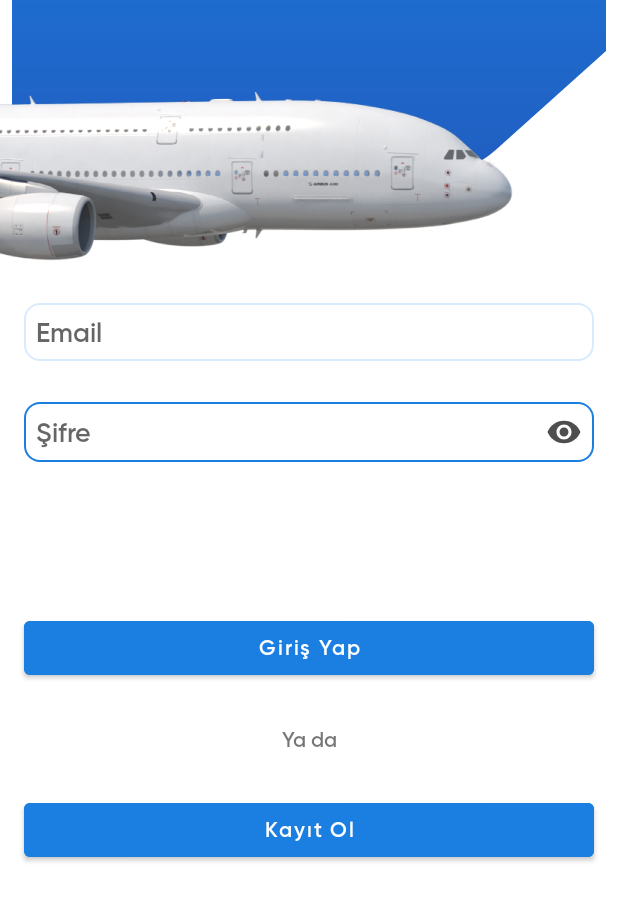
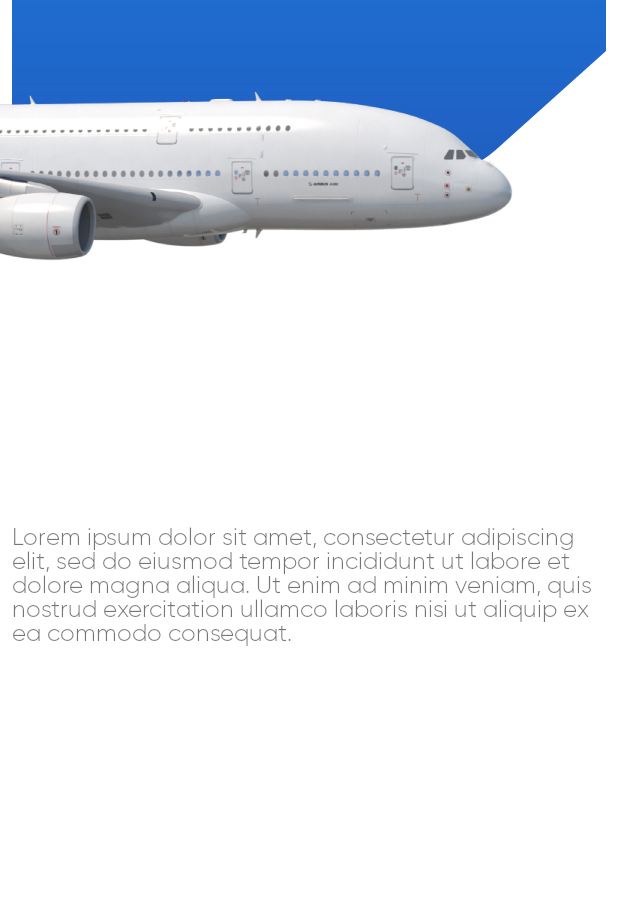
Before and after one commit to vindicta43/FlightappDemo, an Android app: the screen it shows after launch (MainActivity), on a phone screen of 412 x 824 dp, the part 244-1166 px from its top. Run offline under Robolectric (Android 15) with nearby library versions, the phone set to English and light mode, and no system bars; our stand-ins replace Firebase (no records; nobody signed in at launch, a user with empty details on screens opened directly).

Commit message:
tutorial viewpager added. Flights screen design started

```diff
--- a/app/build.gradle
+++ b/app/build.gradle
@@ -43,6 +43,8 @@ dependencies {
     implementation 'com.google.android.material:material:1.4.0'
     implementation 'androidx.constraintlayout:constraintlayout:2.0.4'
     implementation 'com.google.firebase:firebase-auth:21.0.1'
+    implementation 'androidx.legacy:legacy-support-v4:1.0.0'
+    implementation 'androidx.fragment:fragment-ktx:1.2.5'
     testImplementation 'junit:junit:4.+'
     androidTestImplementation 'androidx.test.ext:junit:1.1.3'
     androidTestImplementation 'androidx.test.espresso:espresso-core:3.4.0'
--- a/app/src/main/AndroidManifest.xml
+++ b/app/src/main/AndroidManifest.xml
@@ -9,7 +9,8 @@
         android:roundIcon="@mipmap/ic_launcher_round"
         android:supportsRtl="true"
         android:theme="@style/Theme.FlightappDemo">
-        <activity android:name=".MainPage"></activity>
+        <activity android:name=".LoginPage"></activity>
+        <activity android:name=".MainPage" />
         <activity android:name=".RegisterPage" />
         <activity android:name=".MainActivity">
             <intent-filter>
--- a/app/src/main/java/com/example/flightappdemo/MainActivity.kt
+++ b/app/src/main/java/com/example/flightappdemo/MainActivity.kt
@@ -1,59 +1,63 @@
 package com.example.flightappdemo
 
 import android.content.Intent
-import androidx.appcompat.app.AppCompatActivity
 import android.os.Bundle
-import android.util.Log
-import android.widget.Button
-import android.widget.EditText
-import android.widget.Toast
+import android.view.View
+import androidx.fragment.app.Fragment
+import androidx.fragment.app.FragmentActivity
+import androidx.fragment.app.FragmentManager
+import androidx.fragment.app.FragmentPagerAdapter
+import androidx.viewpager.widget.ViewPager
+import com.example.flightappdemo.tutorialpages.FirstFragment
+import com.example.flightappdemo.tutorialpages.SecondFragment
+import com.example.flightappdemo.tutorialpages.ThirdFragment
 import com.google.firebase.auth.FirebaseAuth
 import com.google.firebase.auth.ktx.auth
-import com.google.firebase.database.ktx.database
+import com.google.firebase.firestore.FirebaseFirestore
+import com.google.firebase.firestore.ktx.firestore
 import com.google.firebase.ktx.Firebase
 
-class MainActivity : AppCompatActivity() {
-    private lateinit var auth: FirebaseAuth
 
+class MainActivity : FragmentActivity() {
     override fun onCreate(savedInstanceState: Bundle?) {
         super.onCreate(savedInstanceState)
         setContentView(R.layout.activity_main)
+        val pager = findViewById<View>(R.id.viewPager) as ViewPager
+        pager.adapter = MyPagerAdapter(supportFragmentManager)
 
-        auth = Firebase.auth
-
-        val btnRegister = findViewById<Button>(R.id.btnRegister)
-        btnRegister.setOnClickListener {
-            val intent = Intent(this, RegisterPage::class.java)
-            startActivity(intent)
+        // filling flights collection
+        var auth: FirebaseAuth = Firebase.auth
+        var dbRef: FirebaseFirestore = Firebase.firestore
+        for (i in 0..15) {
         }
 
-        val email = findViewById<EditText>(R.id.etLoginMail)
-        val password = findViewById<EditText>(R.id.etLoginPasswd)
-        val btnLogin = findViewById<Button>(R.id.btnLogin)
-        btnLogin.setOnClickListener {
-            if (email.text.isNullOrBlank() && password.text.isNullOrBlank()) {
-                Toast.makeText(this, "Email and password must be filled.", Toast.LENGTH_SHORT)
-                    .show()
-            } else {
-                auth.signInWithEmailAndPassword(email.text.toString(), password.text.toString())
-                    .addOnCompleteListener(this) { task ->
-                        if (task.isSuccessful) {
-                            // Sign in success, update UI with the signed-in user's information
-                            Log.d("TAG", "signInWithEmail:success")
-                            Toast.makeText(this, "Login succeed.", Toast.LENGTH_LONG).show()
+        // single use tutorial page
+        val preferences = getSharedPreferences("PREFERENCE", MODE_PRIVATE)
+        val firstTime = preferences.getString("FirstTime", "")
 
-                            val intent = Intent(this, MainPage::class.java)
-                            startActivity(intent)
-                        } else {
-                            // If sign in fails, display a message to the user.
-                            Log.w("TAG", "signInWithEmail:failure", task.exception)
-                            Toast.makeText(
-                                baseContext, "${task.exception?.message}",
-                                Toast.LENGTH_LONG
-                            ).show()
-                        }
-                    }
+        if (firstTime.equals("true")) {
+            val intent = Intent(this, LoginPage::class.java)
+            startActivity(intent)
+        } else {
+            val editor = preferences.edit()
+            editor.putString("FirstTime", "true")
+            editor.apply()
+        }
+    }
+
+    private inner class MyPagerAdapter(fm: FragmentManager?) :
+        FragmentPagerAdapter(fm!!) {
+        override fun getItem(pos: Int): Fragment {
+            return when (pos) {
+                0 -> FirstFragment()
+                1 -> SecondFragment()
+                2 -> ThirdFragment()
+                else -> ThirdFragment()
             }
+        }
+
+        override fun getCount(): Int {
+            return 3
         }
     }
 }
--- /dev/null
+++ b/app/src/main/java/com/example/flightappdemo/models/ModelFlight.kt
@@ -0,0 +1,4 @@
+package com.example.flightappdemo.models
+
+class ModelFlight {
+}
--- /dev/null
+++ b/app/src/main/java/com/example/flightappdemo/tutorialpages/FirstFragment.kt
@@ -0,0 +1,19 @@
+package com.example.flightappdemo.tutorialpages
+
+import android.os.Bundle
+import android.view.LayoutInflater
+import android.view.View
+import android.view.ViewGroup
+import androidx.fragment.app.Fragment
+import com.example.flightappdemo.R
+
+
+class FirstFragment : Fragment() {
+    override fun onCreateView(
+        inflater: LayoutInflater,
+        container: ViewGroup?,
+        savedInstanceState: Bundle?
+    ): View {
+        return inflater.inflate(R.layout.fragment_first, container, false)
+    }
+}
--- /dev/null
+++ b/app/src/main/java/com/example/flightappdemo/tutorialpages/SecondFragment.kt
@@ -0,0 +1,29 @@
+package com.example.flightappdemo.tutorialpages
+
+import android.content.Intent
+import android.os.Bundle
+import android.view.LayoutInflater
+import android.view.View
+import android.view.ViewGroup
+import android.widget.Button
+import androidx.fragment.app.Fragment
+import com.example.flightappdemo.LoginPage
+import com.example.flightappdemo.MainActivity
+import com.example.flightappdemo.R
+
+
+class SecondFragment : Fragment() {
+    override fun onCreateView(
+        inflater: LayoutInflater,
+        container: ViewGroup?,
+        savedInstanceState: Bundle?
+    ): View {
+        val view = inflater.inflate(R.layout.fragment_second, container, false)
+        val btnSkip = view.findViewById<Button>(R.id.btnSkip)
+        btnSkip.setOnClickListener {
+            val intent = Intent(context, LoginPage::class.java)
+            startActivity(intent)
+        }
+        return view
+    }
+}
--- a/app/src/main/res/layout/activity_main.xml
+++ b/app/src/main/res/layout/activity_main.xml
@@ -1,119 +1,10 @@
 <?xml version="1.0" encoding="utf-8"?>
-<androidx.constraintlayout.widget.ConstraintLayout xmlns:android="http://schemas.android.com/apk/res/android"
+<androidx.viewpager.widget.ViewPager xmlns:android="http://schemas.android.com/apk/res/android"
+    android:id="@+id/viewPager"
     xmlns:app="http://schemas.android.com/apk/res-auto"
     xmlns:tools="http://schemas.android.com/tools"
     android:layout_width="match_parent"
     android:layout_height="match_parent"
     tools:context=".MainActivity">
 
-    <ImageView
-        android:id="@+id/imageView2"
-        android:layout_width="0dp"
-        android:layout_height="wrap_content"
-        android:paddingHorizontal="8dp"
-        android:scaleType="fitXY"
-        app:layout_constraintEnd_toEndOf="parent"
-        app:layout_constraintStart_toStartOf="parent"
-        app:layout_constraintTop_toTopOf="parent"
-        app:srcCompat="@drawable/ic_flight_background" />
-
-    <ImageView
-        android:id="@+id/imageView"
-        android:layout_width="wrap_content"
-        android:layout_height="wrap_content"
-        app:layout_constraintBottom_toBottomOf="@+id/imageView2"
-        app:layout_constraintStart_toStartOf="@+id/imageView2"
-        app:layout_constraintTop_toBottomOf="@+id/imageView2"
-        app:srcCompat="@drawable/airbus" />
-
-    <TextView
-        android:id="@+id/textView2"
-        android:layout_width="wrap_content"
-        android:layout_height="wrap_content"
-        android:fontFamily="@font/gilroy_semibold"
-        android:text="Flight App"
-        android:textColor="@android:color/white"
-        android:textSize="36sp"
-        app:layout_constraintBottom_toBottomOf="@+id/imageView2"
-        app:layout_constraintEnd_toEndOf="parent"
-        app:layout_constraintStart_toStartOf="parent"
-        app:layout_constraintTop_toTopOf="@+id/imageView2" />
-
-    <EditText
-        android:id="@+id/etLoginMail"
-        android:layout_width="0dp"
-        android:layout_height="wrap_content"
-        android:layout_marginHorizontal="16dp"
-        android:ems="10"
-        android:fontFamily="@font/gilroy_semibold"
-        android:hint="Email"
-        android:padding="8dp"
-        android:background="@drawable/custom_edit_text"
-        android:inputType="textEmailAddress"
-        app:layout_constraintBottom_toTopOf="@+id/etLoginPasswd"
-        app:layout_constraintEnd_toEndOf="parent"
-        app:layout_constraintStart_toStartOf="parent"
-        app:layout_constraintTop_toBottomOf="@+id/imageView" />
-
-    <EditText
-        android:id="@+id/etLoginPasswd"
-        android:layout_width="0dp"
-        android:layout_height="wrap_content"
-        android:layout_marginHorizontal="16dp"
-        android:ems="10"
-        android:fontFamily="@font/gilroy_semibold"
-        android:hint="Şifre"
-        android:padding="8dp"
-        android:background="@drawable/custom_edit_text"
-        android:inputType="textPassword"
-        app:layout_constraintBottom_toTopOf="@+id/btnLogin"
-        app:layout_constraintEnd_toEndOf="parent"
-        app:layout_constraintStart_toStartOf="parent"
-        app:layout_constraintTop_toBottomOf="@+id/etLoginMail"
-        android:drawableEnd="@drawable/password_eye"
-        android:layout_marginBottom="16dp"/>
-
-    <Button
-        android:id="@+id/btnLogin"
-        android:layout_width="0dp"
-        android:layout_height="wrap_content"
-        android:fontFamily="@font/gilroy_semibold"
-        android:layout_marginHorizontal="16dp"
-        android:backgroundTint="@color/base_blue"
-        android:text="Giriş Yap"
-        app:layout_constraintBottom_toTopOf="@+id/textView3"
-        app:layout_constraintEnd_toEndOf="parent"
-        app:layout_constraintStart_toStartOf="parent"
-        app:layout_constraintTop_toBottomOf="@+id/etLoginPasswd"
-        android:textAllCaps="false"
-        android:layout_marginTop="56dp"/>
-
-    <TextView
-        android:id="@+id/textView3"
-        android:layout_width="0dp"
-        android:layout_height="wrap_content"
-        android:fontFamily="@font/gilroy_semibold"
-        android:layout_marginHorizontal="16dp"
-        android:text="Ya da"
-        android:textAlignment="center"
-        app:layout_constraintBottom_toTopOf="@+id/btnRegister"
-        app:layout_constraintEnd_toEndOf="parent"
-        app:layout_constraintStart_toStartOf="parent"
-        app:layout_constraintTop_toBottomOf="@+id/btnLogin" />
-
-    <Button
-        android:id="@+id/btnRegister"
-        android:layout_width="0dp"
-        android:layout_height="wrap_content"
-        android:layout_marginHorizontal="16dp"
-        android:backgroundTint="@color/base_blue"
-        android:fontFamily="@font/gilroy_semibold"
-        android:text="Kayıt Ol"
-        android:textAllCaps="false"
-        app:layout_constraintBottom_toBottomOf="parent"
-        app:layout_constraintEnd_toEndOf="parent"
-        app:layout_constraintStart_toStartOf="parent"
-        app:layout_constraintTop_toBottomOf="@+id/textView3"
-        android:layout_marginBottom="56dp"/>
-
-</androidx.constraintlayout.widget.ConstraintLayout>
+</androidx.viewpager.widget.ViewPager>
--- /dev/null
+++ b/app/src/main/res/layout/fragment_first.xml
@@ -0,0 +1,56 @@
+<?xml version="1.0" encoding="utf-8"?>
+<androidx.constraintlayout.widget.ConstraintLayout xmlns:android="http://schemas.android.com/apk/res/android"
+    xmlns:app="http://schemas.android.com/apk/res-auto"
+    xmlns:tools="http://schemas.android.com/tools"
+    android:layout_width="match_parent"
+    android:layout_height="match_parent"
+    tools:context=".tutorialpages.FirstFragment">
+
+    <ImageView
+        android:id="@+id/imageView5"
+        app:layout_constraintStart_toStartOf="parent"
+        app:layout_constraintEnd_toEndOf="parent"
+        app:layout_constraintTop_toTopOf="parent"
+        android:scaleType="fitXY"
+        android:paddingHorizontal="8dp"
+        android:layout_width="0dp"
+        android:layout_height="wrap_content"
+        android:src="@drawable/ic_flight_background" />
+
+    <ImageView
+        android:id="@+id/imageView6"
+        app:layout_constraintStart_toStartOf="parent"
+        app:layout_constraintTop_toBottomOf="@id/imageView5"
+        app:layout_constraintBottom_toBottomOf="@id/imageView5"
+        android:layout_width="wrap_content"
+        android:layout_height="wrap_content"
+        android:src="@drawable/airbus" />
+
+    <TextView
+        android:id="@+id/textView"
+        app:layout_constraintTop_toTopOf="@id/imageView5"
+        app:layout_constraintStart_toStartOf="@id/imageView5"
+        app:layout_constraintEnd_toEndOf="@id/imageView5"
+        app:layout_constraintBottom_toBottomOf="@id/imageView5"
+        android:layout_width="wrap_content"
+        android:layout_height="wrap_content"
+        android:fontFamily="@font/gilroy_semibold"
+        android:text="Flight App"
+        android:textColor="@android:color/white"
+        android:textSize="36sp" />
+
+    <TextView
+        android:id="@+id/tvLorem1"
+        app:layout_constraintStart_toStartOf="parent"
+        app:layout_constraintEnd_toEndOf="parent"
+        app:layout_constraintBottom_toBottomOf="parent"
+        app:layout_constraintTop_toBottomOf="@id/imageView5"
+        android:layout_width="wrap_content"
+        android:layout_height="wrap_content"
+        android:text="@string/lorem1"
+        android:padding="8dp"
+        android:fontFamily="@font/gilroy_light"
+        android:textSize="16sp"/>
+
+
+</androidx.constraintlayout.widget.ConstraintLayout>
--- a/app/src/main/res/values/strings.xml
+++ b/app/src/main/res/values/strings.xml
@@ -1,3 +1,8 @@
 <resources>
     <string name="app_name">Flightapp Demo</string>
+    <string name="lorem1">Lorem ipsum dolor sit amet, consectetur adipiscing elit, sed do eiusmod tempor incididunt ut labore et dolore magna aliqua. Ut enim ad minim veniam, quis nostrud exercitation ullamco laboris nisi ut aliquip ex ea commodo consequat.</string>
+    <string name="lorem2">Sed ut perspiciatis unde omnis iste natus error sit voluptatem accusantium doloremque laudantium, totam rem aperiam, eaque ipsa quae ab illo inventore veritatis et quasi architecto beatae vitae dicta sunt explicabo. Nemo enim ipsam voluptatem quia voluptas sit aspernatur aut odit aut fugit, sed quia consequuntur magni dolores eos qui ratione voluptatem sequi nesciunt.</string>
+    <string name="lorem3">Neque porro quisquam est, qui dolorem ipsum quia dolor sit amet, consectetur, adipisci velit, sed quia non numquam eius modi tempora incidunt ut labore et dolore magnam aliquam quaerat voluptatem. Ut enim ad minima veniam, quis nostrum exercitationem ullam corporis suscipit laboriosam, nisi ut aliquid ex ea commodi consequatur?</string>
+    <!-- TODO: Remove or change this placeholder text -->
+    <string name="hello_blank_fragment">Hello blank fragment</string>
 </resources>
```
Also changed, not shown: app/src/main/java/com/example/flightappdemo/LoginPage.kt (added, +65 -0 lines), app/src/main/java/com/example/flightappdemo/tutorialpages/ThirdFragment.kt (added, +28 -0 lines), app/src/main/res/layout/activity_login_page.xml (added, +119 -0 lines), app/src/main/res/layout/fragment_second.xml (added, +68 -0 lines), app/src/main/res/layout/fragment_third.xml (added, +67 -0 lines).
